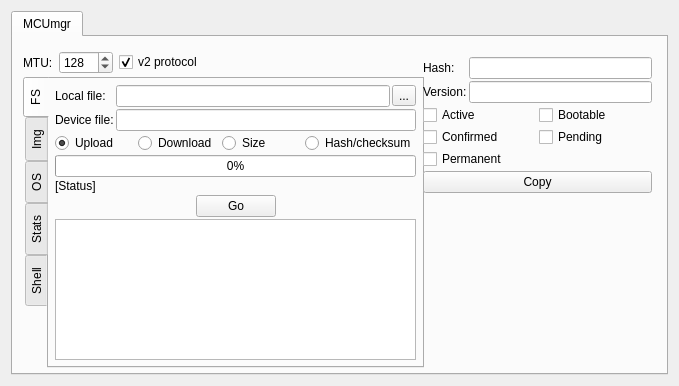
Before: the Qt Designer form plugins/mcumgr/form.ui in thedjnK/AuTerm, drawn with Qt 5.
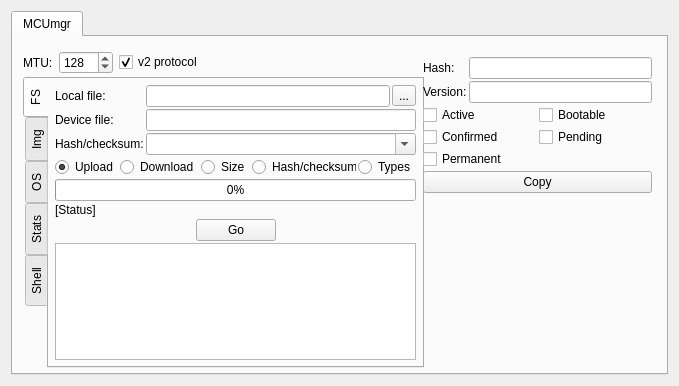
After: the same form once the commit is applied. The open tabs and pages were chosen to show the change.

Commit message: plugins: mcumgr: Add fs mgmt hash/checksum and supported hash/checksum functionality

```diff
--- a/plugins/mcumgr/form.ui
+++ b/plugins/mcumgr/form.ui
@@ -58,39 +58,8 @@
          <property name="spacing">
           <number>2</number>
          </property>
-         <item row="4" column="0" colspan="2">
-          <widget class="QLabel" name="lbl_FS_Status">
-           <property name="text">
-            <string>[Status]</string>
-           </property>
-          </widget>
-         </item>
-         <item row="0" column="0">
-          <widget class="QLabel" name="label_2">
-           <property name="text">
-            <string>Local file:</string>
-           </property>
-          </widget>
-         </item>
-         <item row="3" column="0" colspan="3">
-          <widget class="QProgressBar" name="progress_FS_Complete">
-           <property name="value">
-            <number>0</number>
-           </property>
-          </widget>
-         </item>
-         <item row="7" column="0" colspan="3">
-          <widget class="QPlainTextEdit" name="edit_FS_Log">
-           <property name="undoRedoEnabled">
-            <bool>false</bool>
-           </property>
-           <property name="readOnly">
-            <bool>true</bool>
-           </property>
-          </widget>
-         </item>
-         <item row="1" column="1" colspan="2">
-          <widget class="QLineEdit" name="edit_FS_Remote"/>
+         <item row="0" column="1">
+          <widget class="QLineEdit" name="edit_FS_Local"/>
          </item>
          <item row="0" column="2">
           <widget class="QToolButton" name="btn_FS_Local">
@@ -99,17 +68,50 @@
            </property>
           </widget>
          </item>
-         <item row="0" column="1">
-          <widget class="QLineEdit" name="edit_FS_Local"/>
-         </item>
-         <item row="1" column="0">
-          <widget class="QLabel" name="label_3">
-           <property name="text">
-            <string>Device file:</string>
+         <item row="6" column="0" colspan="3">
+          <layout class="QHBoxLayout" name="horizontalLayout_2">
+           <property name="spacing">
+            <number>2</number>
            </property>
-          </widget>
+           <property name="bottomMargin">
+            <number>0</number>
+           </property>
+           <item>
+            <spacer name="horizontalSpacer">
+             <property name="orientation">
+              <enum>Qt::Horizontal</enum>
+             </property>
+             <property name="sizeHint" stdset="0">
+              <size>
+               <width>40</width>
+               <height>20</height>
+              </size>
+             </property>
+            </spacer>
+           </item>
+           <item>
+            <widget class="QPushButton" name="btn_FS_Go">
+             <property name="text">
+              <string>Go</string>
+             </property>
+            </widget>
+           </item>
+           <item>
+            <spacer name="horizontalSpacer_2">
+             <property name="orientation">
+              <enum>Qt::Horizontal</enum>
+             </property>
+             <property name="sizeHint" stdset="0">
+              <size>
+               <width>40</width>
+               <height>20</height>
+              </size>
+             </property>
+            </spacer>
+           </item>
+          </layout>
          </item>
-         <item row="2" column="0" colspan="3">
+         <item row="3" column="0" colspan="3">
           <layout class="QHBoxLayout" name="horizontalLayout">
            <property name="spacing">
             <number>2</number>
@@ -145,51 +147,70 @@
              </property>
             </widget>
            </item>
-          </layout>
-         </item>
-         <item row="5" column="0" colspan="3">
-          <layout class="QHBoxLayout" name="horizontalLayout_2">
-           <property name="spacing">
-            <number>2</number>
-           </property>
-           <property name="bottomMargin">
-            <number>0</number>
-           </property>
            <item>
-            <spacer name="horizontalSpacer">
-             <property name="orientation">
-              <enum>Qt::Horizontal</enum>
-             </property>
-             <property name="sizeHint" stdset="0">
-              <size>
-               <width>40</width>
-               <height>20</height>
-              </size>
-             </property>
-            </spacer>
-           </item>
-           <item>
-            <widget class="QPushButton" name="btn_FS_Go">
+            <widget class="QRadioButton" name="radio_FS_Hash_Checksum_Types">
              <property name="text">
-              <string>Go</string>
+              <string>Types</string>
              </property>
             </widget>
            </item>
-           <item>
-            <spacer name="horizontalSpacer_2">
-             <property name="orientation">
-              <enum>Qt::Horizontal</enum>
-             </property>
-             <property name="sizeHint" stdset="0">
-              <size>
-               <width>40</width>
-               <height>20</height>
-              </size>
-             </property>
-            </spacer>
-           </item>
           </layout>
          </item>
+         <item row="5" column="0" colspan="2">
+          <widget class="QLabel" name="lbl_FS_Status">
+           <property name="text">
+            <string>[Status]</string>
+           </property>
+          </widget>
+         </item>
+         <item row="0" column="0">
+          <widget class="QLabel" name="label_2">
+           <property name="text">
+            <string>Local file:</string>
+           </property>
+          </widget>
+         </item>
+         <item row="8" column="0" colspan="3">
+          <widget class="QPlainTextEdit" name="edit_FS_Log">
+           <property name="undoRedoEnabled">
+            <bool>false</bool>
+           </property>
+           <property name="readOnly">
+            <bool>true</bool>
+           </property>
+          </widget>
+         </item>
+         <item row="1" column="0">
+          <widget class="QLabel" name="label_3">
+           <property name="text">
+            <string>Device file:</string>
+           </property>
+          </widget>
+         </item>
+         <item row="4" column="0" colspan="3">
+          <widget class="QProgressBar" name="progress_FS_Complete">
+           <property name="value">
+            <number>0</number>
+           </property>
+          </widget>
+         </item>
+         <item row="1" column="1" colspan="2">
+          <widget class="QLineEdit" name="edit_FS_Remote"/>
+         </item>
+         <item row="2" column="0">
+          <widget class="QLabel" name="label_19">
+           <property name="text">
+            <string>Hash/checksum:</string>
+           </property>
+          </widget>
+         </item>
+         <item row="2" column="1" colspan="2">
+          <widget class="QComboBox" name="combo_FS_Hash_Checksum">
+           <property name="editable">
+            <bool>true</bool>
+           </property>
+          </widget>
+         </item>
         </layout>
        </widget>
        <widget class="QWidget" name="tab_IMG_Images_2">
```
Left out of the diff: 2 changed lines with no effect on the pictures. The commit also changes 4 other files.
